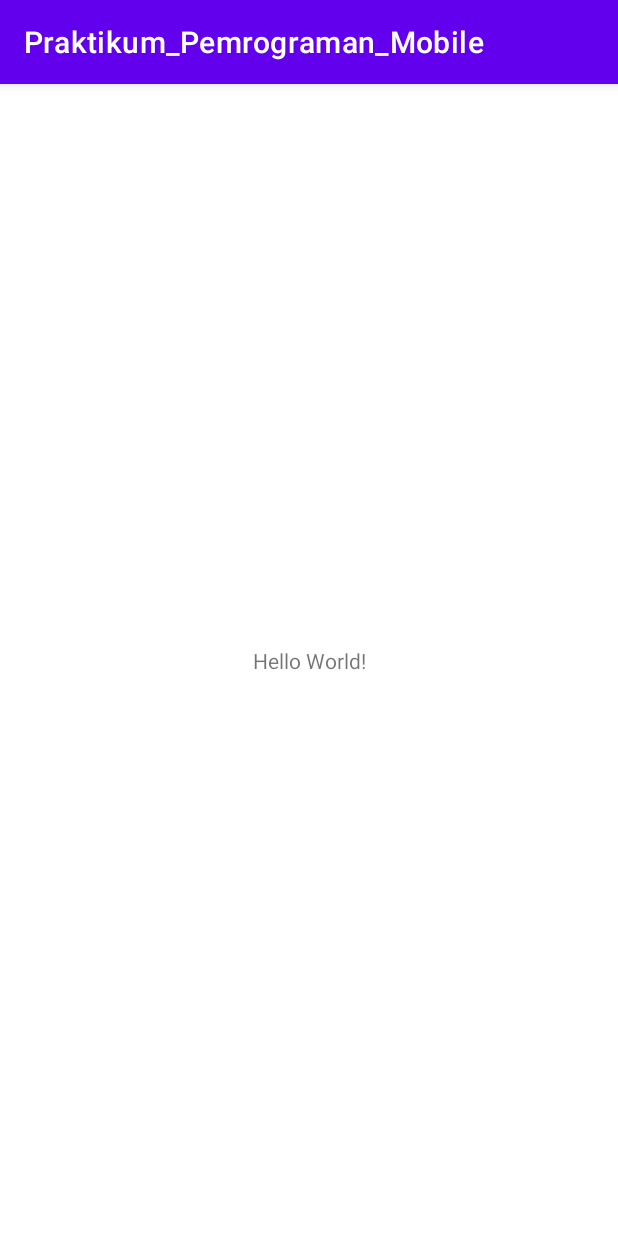
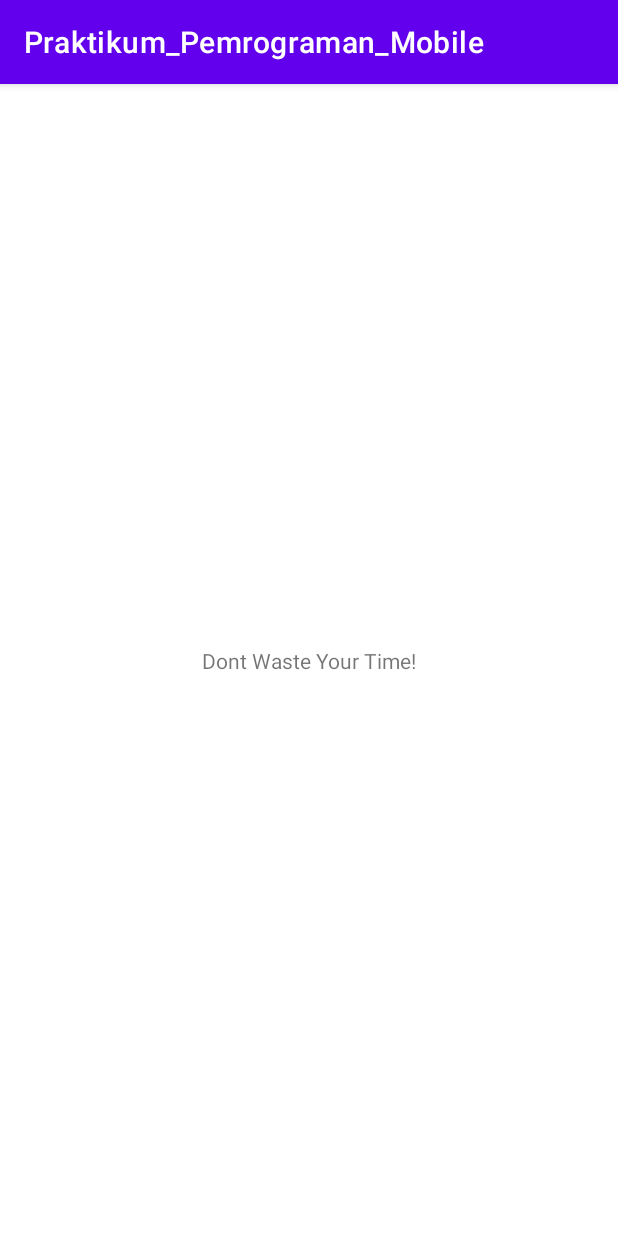
Before and after one commit to taufiksatrian/Praktikum_Pemrograman_Mobile, an Android app: the screen it shows after launch (MainActivity), on a phone screen of 412 x 824 dp. Run offline under Robolectric (Android 15) with nearby library versions, the light colour scheme and no system bars.

Commit message:
The first update!

```diff
--- a/app/src/main/res/layout/activity_main.xml
+++ b/app/src/main/res/layout/activity_main.xml
@@ -9,7 +9,7 @@
     <TextView
         android:layout_width="wrap_content"
         android:layout_height="wrap_content"
-        android:text="Hello World!"
+        android:text="Dont Waste Your Time!"
         app:layout_constraintBottom_toBottomOf="parent"
         app:layout_constraintEnd_toEndOf="parent"
         app:layout_constraintStart_toStartOf="parent"
```
